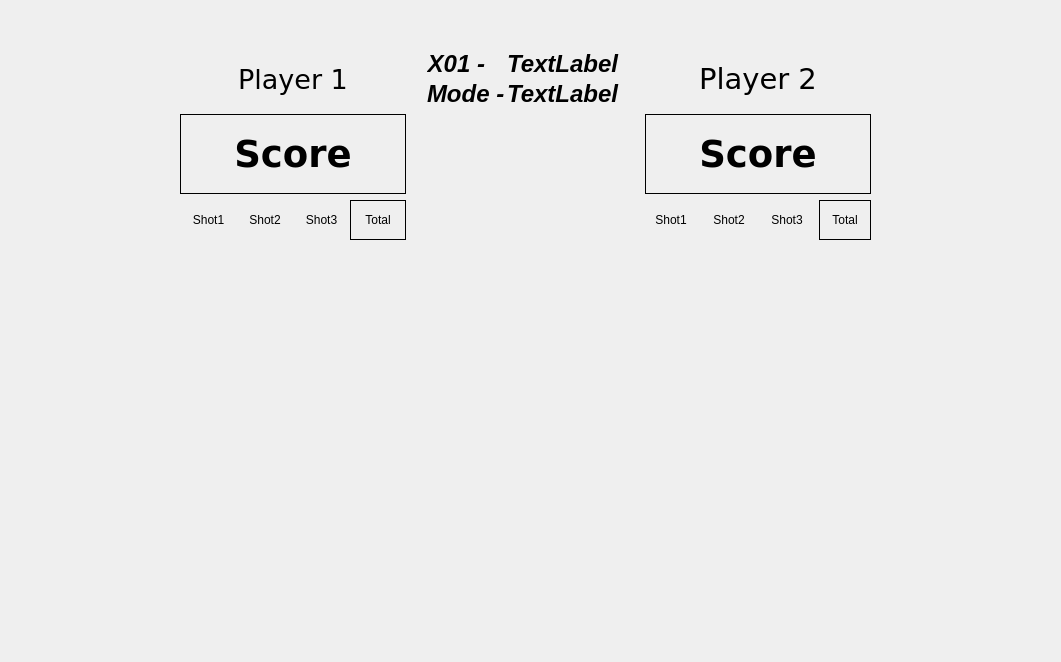
This is x01.ui in White-Dwarf/Automatic_Dart_Detection as Qt 5 draws it before an edit. The edited form follows.
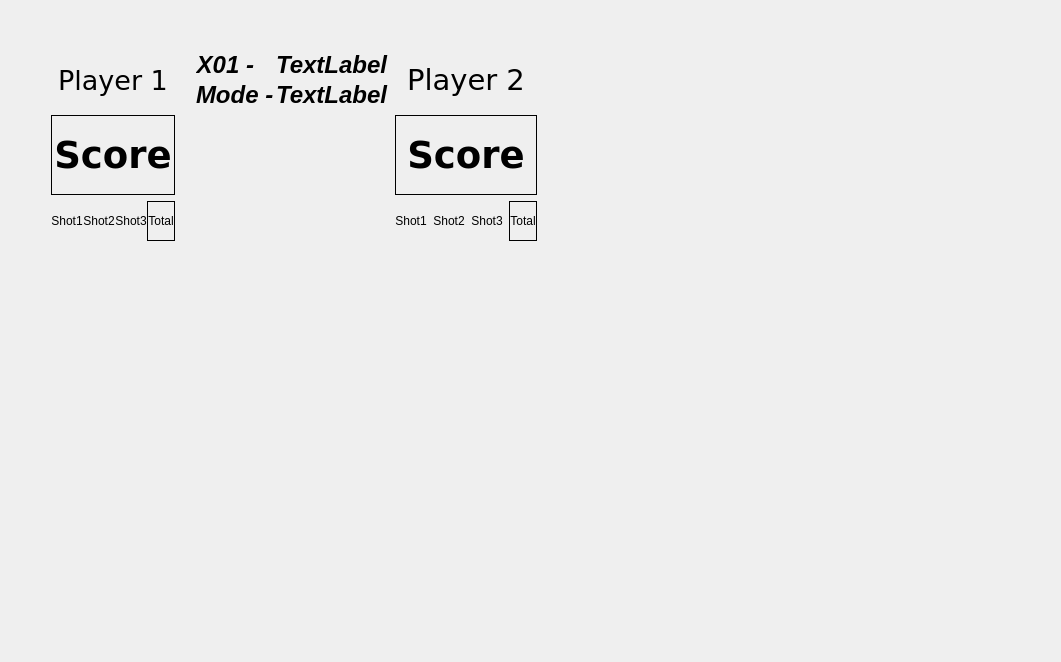
This is the edited form.

Patch:
```diff
--- a/x01.ui
+++ b/x01.ui
@@ -13,15 +13,8 @@
   <property name="windowTitle">
    <string>Dialog</string>
   </property>
-  <widget class="QWidget" name="horizontalLayoutWidget">
-   <property name="geometry">
-    <rect>
-     <x>140</x>
-     <y>10</y>
-     <width>771</width>
-     <height>591</height>
-    </rect>
-   </property>
+  <layout class="QFormLayout" name="formLayout_2">
+   <item row="0" column="0">
    <layout class="QHBoxLayout" name="horizontalLayout">
     <item>
      <layout class="QGridLayout" name="gridLayout">
@@ -415,7 +408,8 @@
      </layout>
     </item>
    </layout>
-  </widget>
+   </item>
+  </layout>
  </widget>
  <resources/>
  <connections/>
```
Lines whose indentation alone changed are shown as unchanged.
